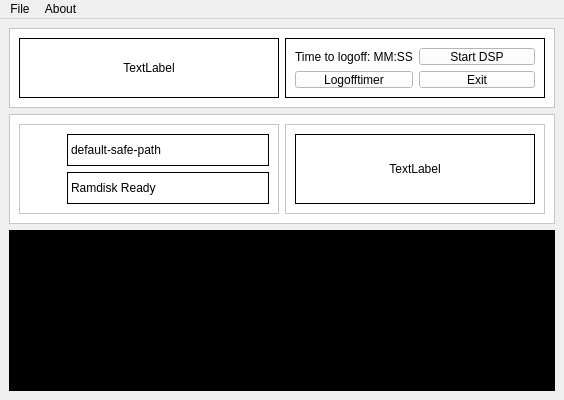
b1rdyger/SaveGameManager, file assets/main-window.ui: the form before one commit.
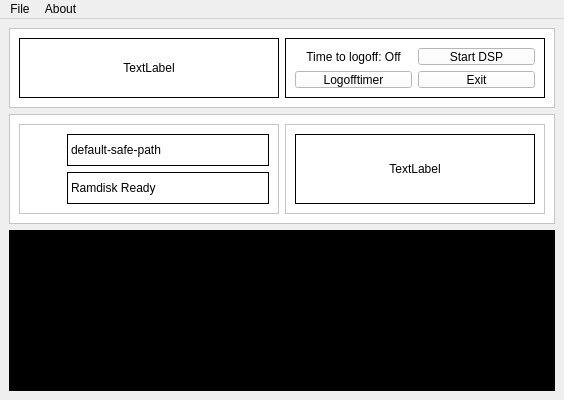
The form after the commit. Icons and pictures are not drawn. Custom widgets are drawn as their Qt base class.

Patch:
```diff
--- a/assets/main-window.ui
+++ b/assets/main-window.ui
@@ -135,7 +135,7 @@
             <item row="0" column="0">
              <widget class="QLabel" name="label">
               <property name="text">
-               <string>Time to logoff: MM:SS</string>
+               <string>Time to logoff: Off</string>
               </property>
               <property name="alignment">
                <set>Qt::AlignCenter</set>
```
Left out of the diff: 2 changed lines with no effect on the pictures.
